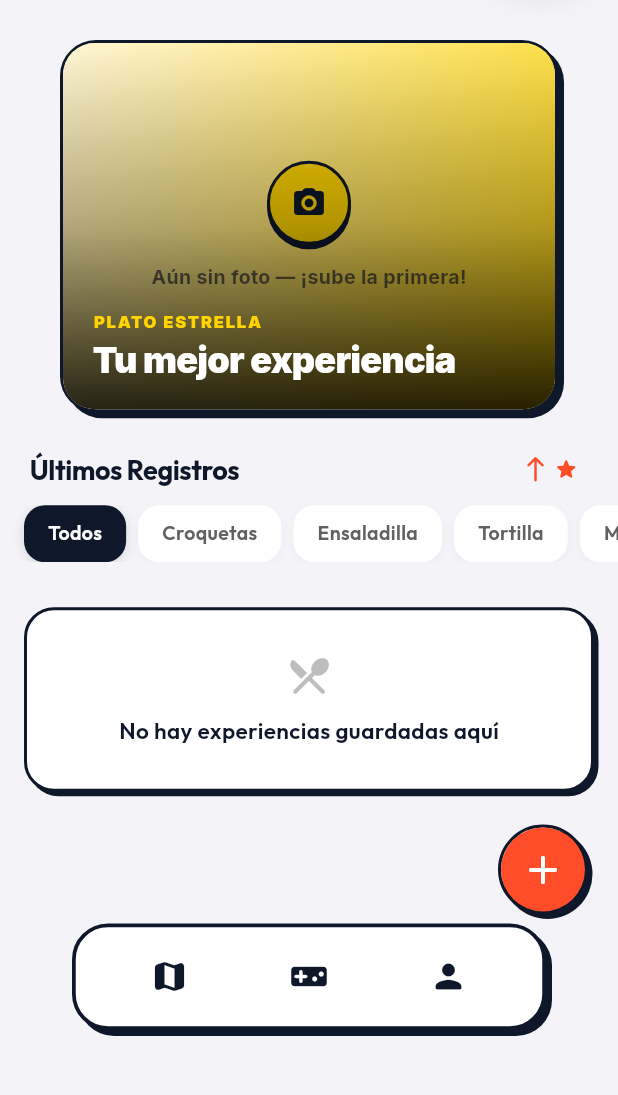
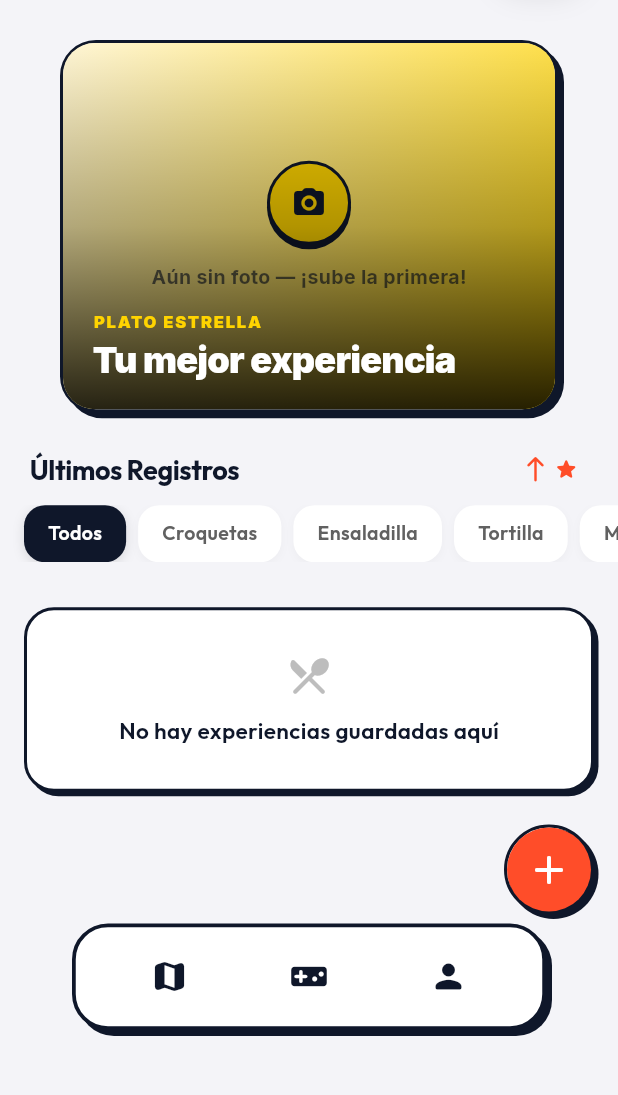
Before and after one commit to escalartica/palito3.0, a Flutter app: the screen it shows after launch, on a phone screen of 412 x 824 dp, the part 134-1229 px from its top. Run offline on Flutter 3.47's test engine with Material 3 defaults, Android fonts, the phone set to English and light mode, and no system bars; our stand-ins replace cached_network_image, cloud_firestore, firebase_analytics, firebase_auth, firebase_core, firebase_crashlytics and 9 more; accounts and stored records are empty; network calls fail.

Commit message:
fix(ux): FAB robusto en floatingActionButton + ancho responsive en Home
- FAB de Home movido de un Positioned manual dentro del Stack al slot
  floatingActionButton de Scaffold — más robusto y ya no depende de
  cómo el Stack calcule su propio tamaño.
- Esto desbloquea aplicar con seguridad el ancho máximo (Center +
  ConstrainedBox) en la PWA de escritorio (UX-3 del audit): antes,
  con el FAB dentro del mismo Stack, el límite de ancho lo recortaba
  fuera de la pantalla. Verificado visualmente en Chrome (ancho normal
  y ancho de escritorio) y en dispositivo real.
- Limpieza de tokens de diseño: AppTypography actualizado para usar la
  paleta/tipografía real de la marca (antes tenía Playfair Display y
  un navy distinto, #2C3E50, que no coincidía con el resto de la app);
  AppShadows y AppRadius eliminados (cero referencias en todo el
  proyecto); neo_chip.dart y form_field_containers.dart ahora usan
  AppColors en vez de colores hardcodeados con el mismo valor.

Verificado: flutter analyze sin issues, 47/47 tests en verde,
comprobado en Chrome y en dispositivo real (iPhone).

Co-Authored-By: Claude Sonnet 5 <noreply@anthropic.com>
Claude-Session: https://claude.ai/code/session_01HrEy2caYgp7vLzH9Z4eiGC

```diff
--- a/lib/core/theme/tokens/app_radius.dart
+++ /dev/null
@@ -1,6 +0,0 @@
-class AppRadius {
-  static const double sm = 8.0;
-  static const double md = 12.0;
-  static const double lg = 20.0;
-  static const double pill = 50.0; // Para botones totalmente redondeados
-}
--- a/lib/core/theme/tokens/app_typography.dart
+++ b/lib/core/theme/tokens/app_typography.dart
@@ -1,47 +1,57 @@
 import 'package:flutter/material.dart';
 import 'package:google_fonts/google_fonts.dart';
 
+import 'app_colors.dart';
+
+/// Solo `headlineLarge` y `bodyMedium` llegan a usarse de verdad (en
+/// `AppTheme.lightTheme`); el resto de estilos no está referenciado en
+/// ningún sitio porque cada pantalla define su propio `TextStyle` con
+/// `GoogleFonts.outfit`/`.inter` directamente en vez de heredar del tema
+/// — se mantienen igualmente alineados con la marca real (antes usaban
+/// Playfair Display y un navy ligeramente distinto, `#2C3E50`, que no es
+/// el que la app usa en ningún otro sitio) para que si algún día se
+/// referencian no contradigan al resto de la interfaz.
 class AppTypography {
-  static final TextStyle headlineLarge = GoogleFonts.playfairDisplay(
+  static final TextStyle headlineLarge = GoogleFonts.outfit(
     fontSize: 32,
     fontWeight: FontWeight.bold,
-    color: const Color(0xFF2C3E50),
+    color: AppColors.textPrimary,
   );
 
-  // Nuevo estilo añadido para solucionar el error
-  static final TextStyle headlineMedium = GoogleFonts.playfairDisplay(
+  static final TextStyle headlineMedium = GoogleFonts.outfit(
     fontSize: 24,
     fontWeight: FontWeight.bold,
-    color: const Color(0xFF2C3E50),
+    color: AppColors.textPrimary,
   );
 
   static final TextStyle bodyMedium = GoogleFonts.inter(
     fontSize: 16,
     fontWeight: FontWeight.normal,
-    color: const Color(0xFF2C3E50),
+    color: AppColors.textPrimary,
   );
 
   static final TextStyle bodySmall = GoogleFonts.inter(
     fontSize: 12,
     fontWeight: FontWeight.normal,
-    color: const Color(0xFF7F8C8D),
+    color: AppColors.textSecondary,
   );
 
   static final TextStyle labelSmall = GoogleFonts.inter(
     fontSize: 10,
     fontWeight: FontWeight.bold,
-    color: const Color(0xFF95A5A6),
+    color: AppColors.textSecondary,
     letterSpacing: 0.5,
   );
-  static final TextStyle titleMedium = GoogleFonts.inter(
+
+  static final TextStyle titleMedium = GoogleFonts.outfit(
     fontSize: 18,
     fontWeight: FontWeight.w600,
-  color: const Color(0xFF2C3E50),
+    color: AppColors.textPrimary,
   );
 
   static final TextStyle bodyLarge = GoogleFonts.inter(
     fontSize: 16,
     fontWeight: FontWeight.w500,
-  color: const Color(0xFF2C3E50),
+    color: AppColors.textPrimary,
   );
 }
--- a/lib/features/home/home_page.dart
+++ b/lib/features/home/home_page.dart
@@ -262,18 +262,17 @@ class _HomePageState extends ConsumerState<HomePage>
       // STACK PRINCIPAL
       // =========================================================================
       //
-      // NOTA: se intentó envolver esto en Center+ConstrainedBox(maxWidth)
-      // para limitar el ancho en la PWA de escritorio (ver TECHNICAL_AUDIT.md,
-      // UX-3). Se revirtió tras comprobar visualmente (Chrome real) que
-      // rompe el FAB: el primer hijo de este Stack no está envuelto en
-      // Positioned.fill, así que el Stack deja de recibir las
-      // restricciones de alto que necesita para dimensionarse bien, y el
-      // FAB (Positioned bottom:125) queda recortado fuera del área
-      // visible. Antes de reintentarlo, migrar el FAB a
-      // Scaffold.floatingActionButton (más robusto que un Positioned
-      // manual) o envolver el contenido scrolleable en Positioned.fill.
+      // Center + ConstrainedBox: en móvil (donde el ancho ya es menor que
+      // el máximo) no cambia nada; en la PWA de escritorio evita que el
+      // contenido se estire a lo ancho de toda la ventana. Ahora es
+      // seguro: el FAB ya no vive dentro de este Stack (ver
+      // floatingActionButton más abajo), así que no depende de cómo este
+      // Stack calcule su tamaño.
 
-      body: Stack(
+      body: Center(
+        child: ConstrainedBox(
+          constraints: const BoxConstraints(maxWidth: 640),
+          child: Stack(
         children: [
           // =====================================================================
           // CONTENIDO PRINCIPAL
@@ -535,13 +534,27 @@ class _HomePageState extends ConsumerState<HomePage>
             ),
           ),
 
-          // =====================================================================
+        ],
+      ),
+        ),
+      ),
+
+      // =========================================================================
       // FAB ANIMADO
-          // =====================================================================
-
-          Positioned(
-            bottom: 125,
-            right: 20,
+      // =========================================================================
+      //
+      // Vive en el slot floatingActionButton de Scaffold, no como
+      // Positioned manual dentro del Stack del body — así su posición no
+      // depende de cómo el Stack calcule su propio tamaño (antes, un
+      // Positioned(bottom: 125) aquí se recortaba fuera de la pantalla
+      // en cuanto el body se envolvía en un ancho máximo para la PWA de
+      // escritorio; ver UX-3 en TECHNICAL_AUDIT.md).
+      floatingActionButtonLocation:
+          FloatingActionButtonLocation.endFloat,
+      floatingActionButton: Padding(
+        padding: const EdgeInsets.only(
+          bottom: 109,
+        ),
         child: ScaleTransition(
           scale: _fabAnimation,
           child: FadeTransition(
@@ -588,8 +601,6 @@ class _HomePageState extends ConsumerState<HomePage>
             ),
           ),
         ),
-          ),
-        ],
       ),
     );
   }
```
Also changed, not shown: lib/core/theme/components/neo_chip.dart (+9 -7 lines), lib/core/theme/tokens/app_shadows.dart (deleted, +0 -9 lines), lib/features/memory_form/widgets/form_field_containers.dart (+5 -3 lines). Lines whose indentation alone changed are shown as unchanged.
